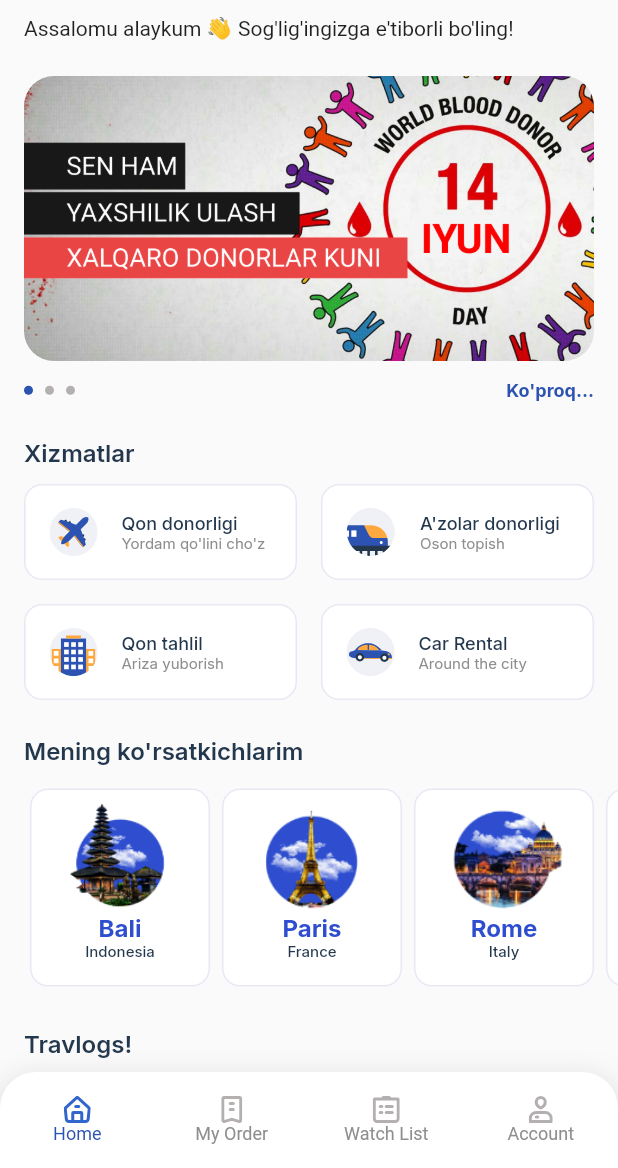
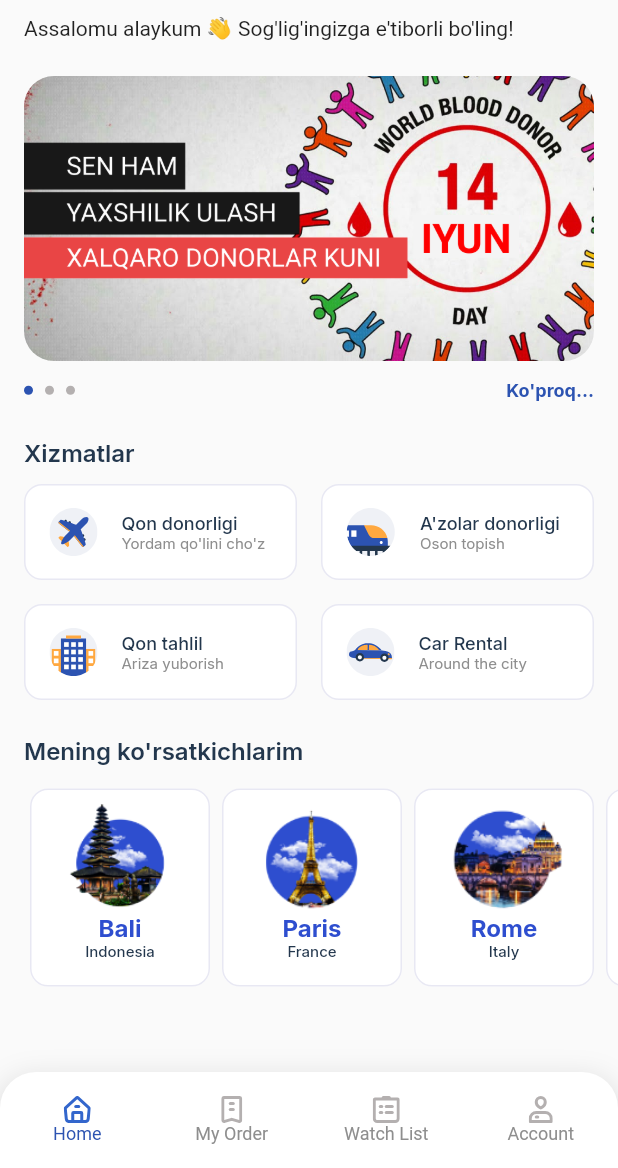
Before and after one commit to CreatorNSL/urban.tech.uz-WeMight, a Flutter app: the screen it shows after launch, on a phone screen of 412 x 824 dp, the part 68-1236 px from its top. Run offline on Flutter 3.47's test engine with Material 2 defaults, Android fonts, the phone set to English and light mode, and no system bars; our stand-ins replace flutter_svg, flutter_swiper, google_fonts, lottie.

```diff
--- a/lib/screens/home_screen.dart
+++ b/lib/screens/home_screen.dart
@@ -356,7 +356,7 @@ class _HomeScreenState extends State<HomeScreen> {
             Padding(
               padding: EdgeInsets.only(left: 16, top: 24, bottom: 12),
               child: Text(
-                'Travlogs!',
+                '',
                 style: mTitleStyle,
               ),
             ),
```
